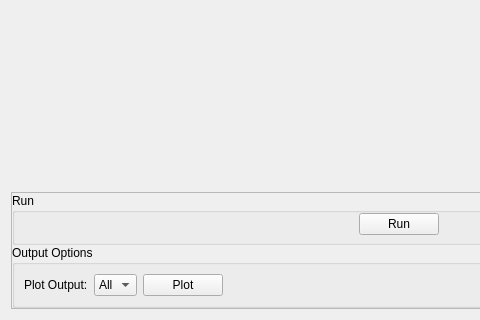
Before: the Qt Designer form qt/scientific_interfaces/Indirect/JumpFit.ui in mantidproject/mantid, drawn with Qt 5; both pictures show x 0 to 480 and y 414 to 734 of the 798 by 734 pixel window.
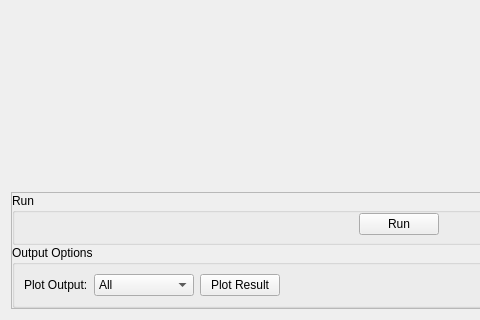
After: the same form once the commit is applied. Custom widgets are drawn as their Qt base class.

Commit message: Refactor code and disable Plot Result when plotting Refs #23164

```diff
--- a/qt/scientific_interfaces/Indirect/JumpFit.ui
+++ b/qt/scientific_interfaces/Indirect/JumpFit.ui
@@ -223,6 +223,18 @@
              </item>
              <item>
               <widget class="QComboBox" name="cbPlotType">
+               <property name="minimumSize">
+                <size>
+                 <width>100</width>
+                 <height>0</height>
+                </size>
+               </property>
+               <property name="maximumSize">
+                <size>
+                 <width>100</width>
+                 <height>16777215</height>
+                </size>
+               </property>
                <item>
                 <property name="text">
                  <string>All</string>
@@ -233,7 +245,7 @@
              <item>
               <widget class="QPushButton" name="pbPlot">
                <property name="text">
-                <string>Plot</string>
+                <string>Plot Result</string>
                </property>
               </widget>
              </item>
```
The commit also changes 18 other files.
